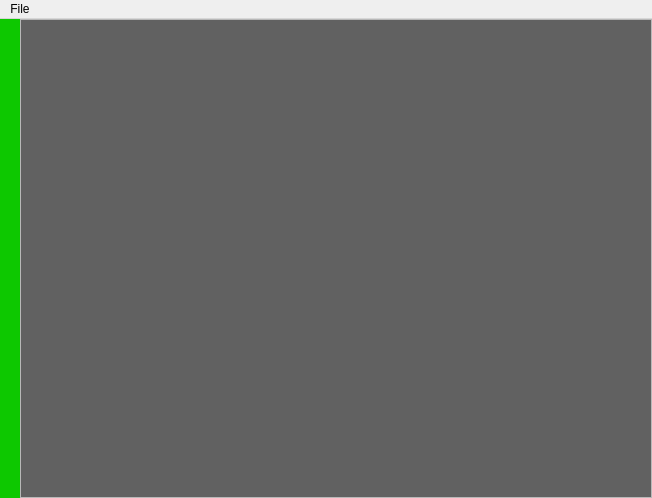
The window that UI/mainWindow.ui (DzIGIBAUER/ImageViewer) describes before a commit, drawn with Qt 5.
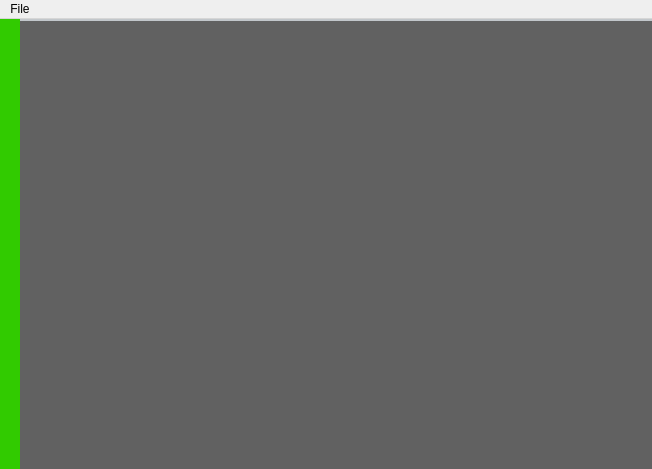
The same window after the commit. Custom widgets are drawn as their Qt base class.

What changed in the file:
```diff
--- a/UI/mainWindow.ui
+++ b/UI/mainWindow.ui
@@ -7,7 +7,7 @@
     <x>0</x>
     <y>0</y>
     <width>652</width>
-    <height>498</height>
+    <height>469</height>
    </rect>
   </property>
   <property name="windowTitle">
@@ -67,14 +67,13 @@
       </property>
       <property name="styleSheet">
        <string notr="true">#sideBar{
-	background-color: rgb(13, 200, 0);
+	background-color: rgb(49, 203, 0);
 }
 
 QPushButton{
 	border: 1px solid orange;
 	border-radius: 2px;
-	padding: 5px 0 5px 0;
-	background-color: rgb(118, 118, 118);
+	background-color: rgb(35, 152, 0);
 }</string>
       </property>
       <property name="frameShape">
@@ -119,32 +118,24 @@
      </widget>
     </item>
     <item>
-     <widget class="QFrame" name="imageContainer">
-      <property name="sizePolicy">
-       <sizepolicy hsizetype="Expanding" vsizetype="Preferred">
-        <horstretch>0</horstretch>
-        <verstretch>0</verstretch>
-       </sizepolicy>
+     <widget class="QTabWidget" name="tabWidget">
+      <property name="styleSheet">
+       <string notr="true">QTabWidget::pane{
+	border-top: 2px solid #C2C7CB;
+}
+QTabBar::tab{
+	border: 1px solid red;
+	padding: 5px;
+	background-color: rgb(51, 167, 255);
+	background-color: qlineargradient(spread:pad, x1:0, y1:0, x2:1, y2:1, stop:0 rgba(49, 203, 0, 255), stop:1 					rgba(34, 135, 0, 255));
+}
+QTabBar::tab:selected{
+	background-color: qlineargradient(spread:pad, x1:0, y1:0, x2:1, y2:1, stop:0 rgba(51, 124, 160, 255), stop:1 rgba(34, 135, 0, 255));
+}</string>
       </property>
-      <property name="frameShape">
-       <enum>QFrame::StyledPanel</enum>
+      <property name="currentIndex">
+       <number>-1</number>
       </property>
-      <property name="frameShadow">
-       <enum>QFrame::Raised</enum>
-      </property>
-      <widget class="QLabel" name="imageLabel">
-       <property name="geometry">
-        <rect>
-         <x>10</x>
-         <y>10</y>
-         <width>47</width>
-         <height>13</height>
-        </rect>
-       </property>
-       <property name="text">
-        <string/>
-       </property>
-      </widget>
      </widget>
     </item>
    </layout>
```
